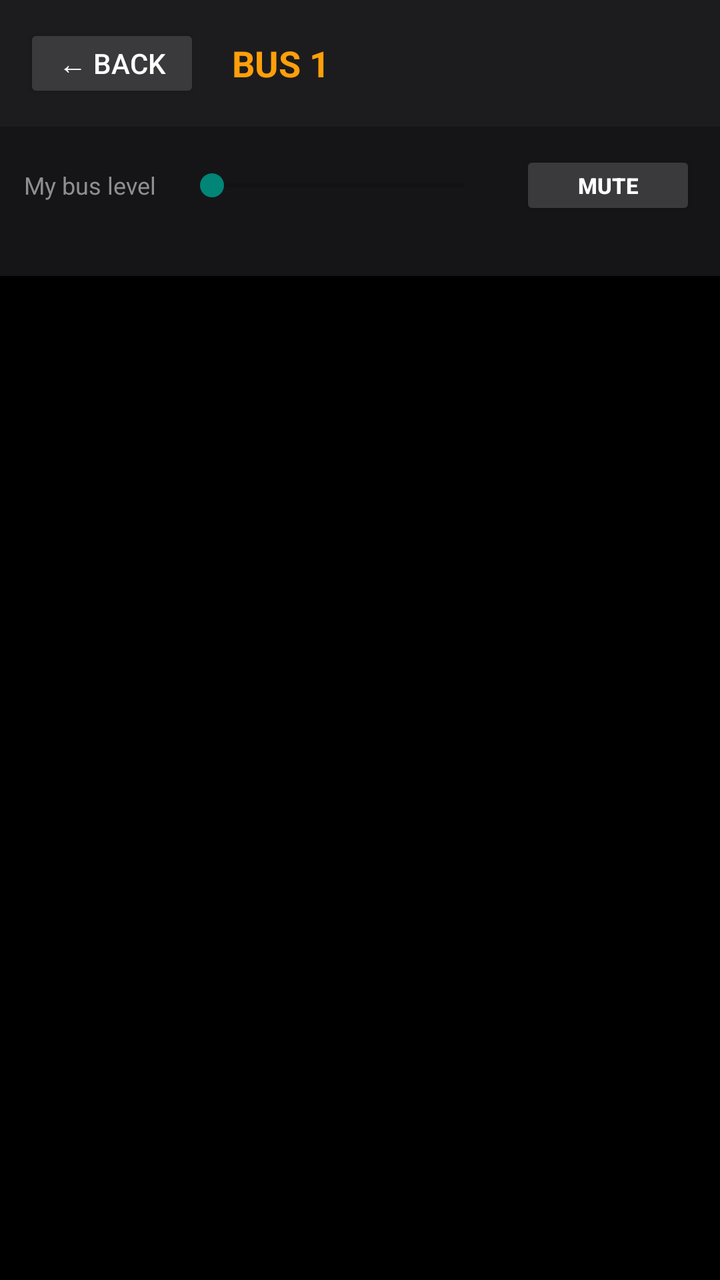
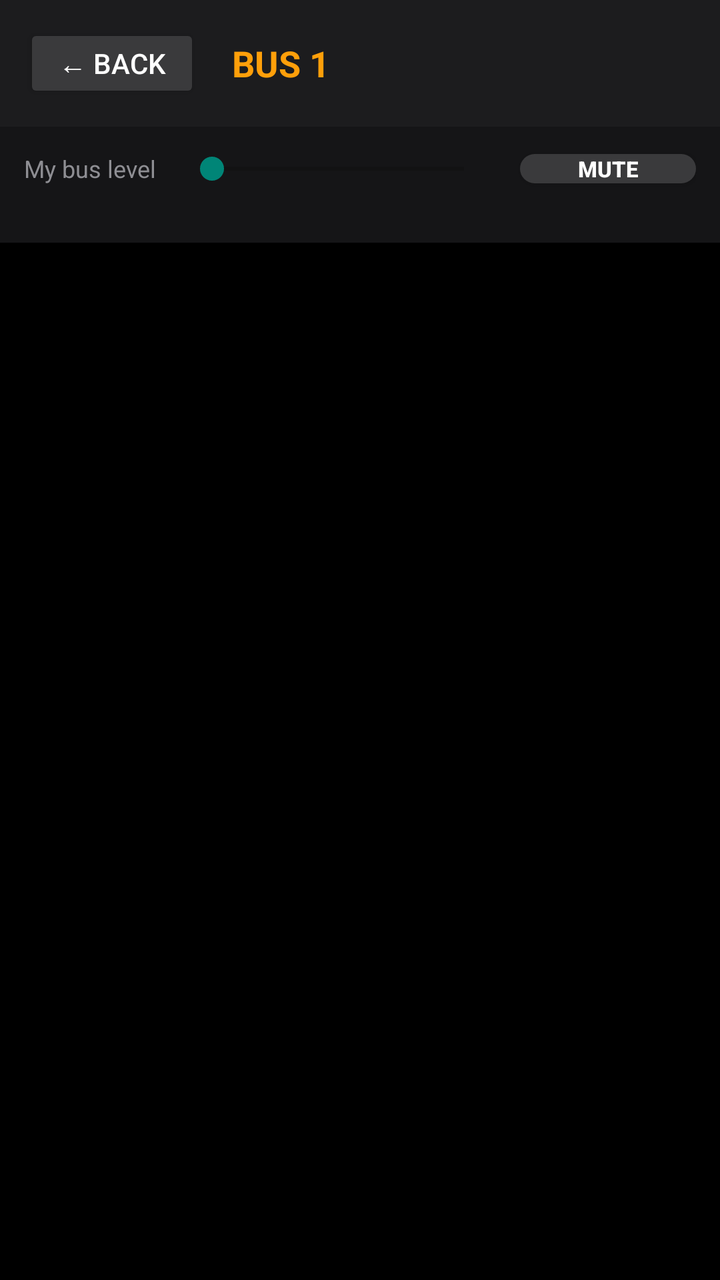

Before-and-after screenshots of an Android layout around one commit, followed by the original layout XML and the change that was made.
<!-- AndroidManifest.xml: application theme Theme.AppCompat.DayNight -->
<!-- res/layout/activity_monitor_bus.xml -->
<?xml version="1.0" encoding="utf-8"?>
<LinearLayout xmlns:android="http://schemas.android.com/apk/res/android"
    android:layout_width="match_parent"
    android:layout_height="match_parent"
    android:fitsSystemWindows="true"
    android:orientation="vertical"
    android:background="#000000">

    <LinearLayout
        android:layout_width="match_parent"
        android:layout_height="wrap_content"
        android:orientation="horizontal"
        android:background="#1c1c1e"
        android:padding="@dimen/monitor_top_bar_padding"
        android:gravity="center_vertical">

        <Button
            android:id="@+id/btnMonitorBack"
            android:layout_width="wrap_content"
            android:layout_height="wrap_content"
            android:minHeight="0dp"
            android:text="← Back"
            android:textColor="#ffffff"
            android:backgroundTint="#3a3a3c" />

        <TextView
            android:id="@+id/textMonitorBusName"
            android:layout_width="0dp"
            android:layout_height="wrap_content"
            android:layout_weight="1"
            android:layout_marginStart="16dp"
            android:text="BUS 1"
            android:textColor="#ff9f0a"
            android:textStyle="bold"
            android:textSize="18sp" />
    </LinearLayout>

    
    <LinearLayout
        android:layout_width="match_parent"
        android:layout_height="wrap_content"
        android:orientation="horizontal"
        android:background="#151517"
        android:padding="@dimen/monitor_buslevel_padding"
        android:gravity="center_vertical">

        <TextView
            android:layout_width="wrap_content"
            android:layout_height="wrap_content"
            android:text="My bus level"
            android:textColor="#8e8e93"
            android:textSize="12sp" />

        <SeekBar
            android:id="@+id/seekMonitorBusLevel"
            android:layout_width="0dp"
            android:layout_height="wrap_content"
            android:layout_weight="1"
            android:layout_marginStart="12dp"
            android:layout_marginEnd="12dp"
            android:max="1000"
            android:progress="0" />

        <Button
            android:id="@+id/btnMonitorBusMute"
            android:layout_width="wrap_content"
            android:layout_height="wrap_content"
            android:minHeight="0dp"
            android:text="MUTE"
            android:textSize="11sp"
            android:textStyle="bold"
            android:textColor="#ffffff"
            android:backgroundTint="#3a3a3c" />
    </LinearLayout>

    
    <HorizontalScrollView
        android:layout_width="match_parent"
        android:layout_height="wrap_content"
        android:scrollbars="none"
        android:background="#151517">

        <LinearLayout
            android:id="@+id/monitorBankButtonsRow"
            android:layout_width="wrap_content"
            android:layout_height="wrap_content"
            android:orientation="horizontal"
            android:padding="@dimen/monitor_bank_row_padding" />
    </HorizontalScrollView>

    
    <HorizontalScrollView
        android:layout_width="match_parent"
        android:layout_height="0dp"
        android:layout_weight="1"
        android:background="#000000">

        <LinearLayout
            android:id="@+id/containerMonitorChannels"
            android:layout_width="wrap_content"
            android:layout_height="match_parent"
            android:orientation="horizontal"
            android:paddingStart="4dp"
            android:paddingEnd="4dp" />
    </HorizontalScrollView>

</LinearLayout>
<!-- resources referenced by this layout -->
<resources>
  <dimen name="monitor_bank_row_padding">8dp</dimen>
  <dimen name="monitor_buslevel_padding">12dp</dimen>
  <dimen name="monitor_top_bar_padding">12dp</dimen>
</resources>

<!-- the commit's change to res/layout/activity_monitor_bus.xml (unified diff, before → after) -->
@@ -66,6 +66,7 @@
             android:layout_width="wrap_content"
             android:layout_height="wrap_content"
             android:minHeight="0dp"
+            android:background="@drawable/console_button_background"
             android:text="MUTE"
             android:textSize="11sp"
             android:textStyle="bold"
<!-- resource entries referenced after the edit -->
@@ -3,5 +3,11 @@
   <dimen name="monitor_bank_row_padding">8dp</dimen>
   <dimen name="monitor_buslevel_padding">12dp</dimen>
   <dimen name="monitor_top_bar_padding">12dp</dimen>
+  <!-- drawable console_button_background (drawable) -->
+  <?xml version="1.0" encoding="utf-8"?>
+  <shape xmlns:android="http://schemas.android.com/apk/res/android">
+      <solid android:color="#3a3a3c" />
+      <corners android:radius="8dp" />
+  </shape>
 </resources>
 
